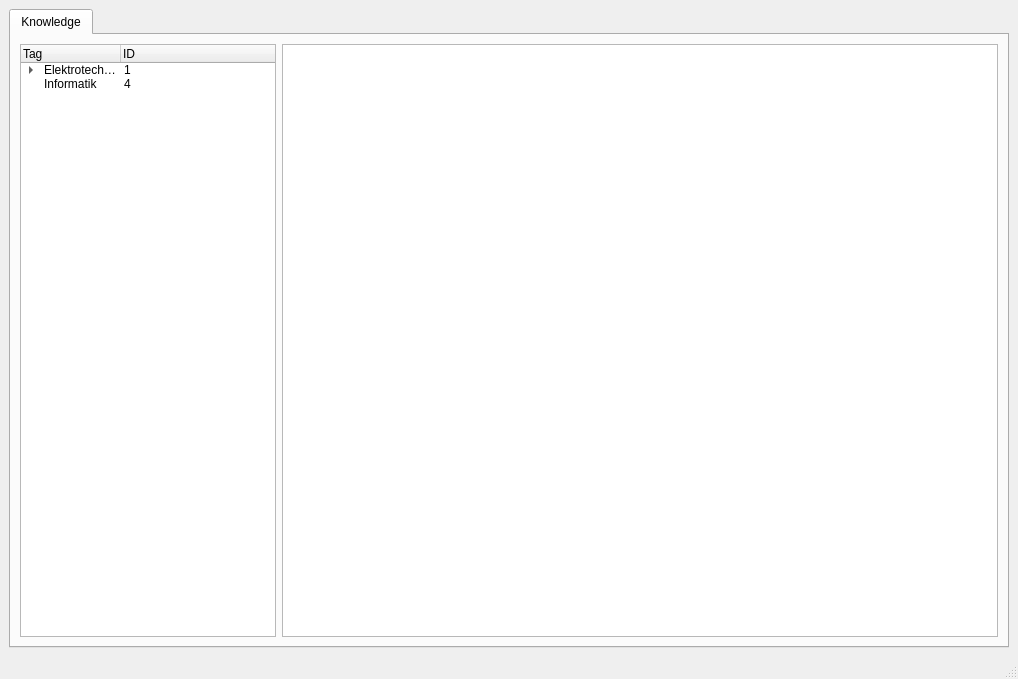
Old version of the form iknow/ui/mainwindow.ui in the repository j-kallwies/IKnow.
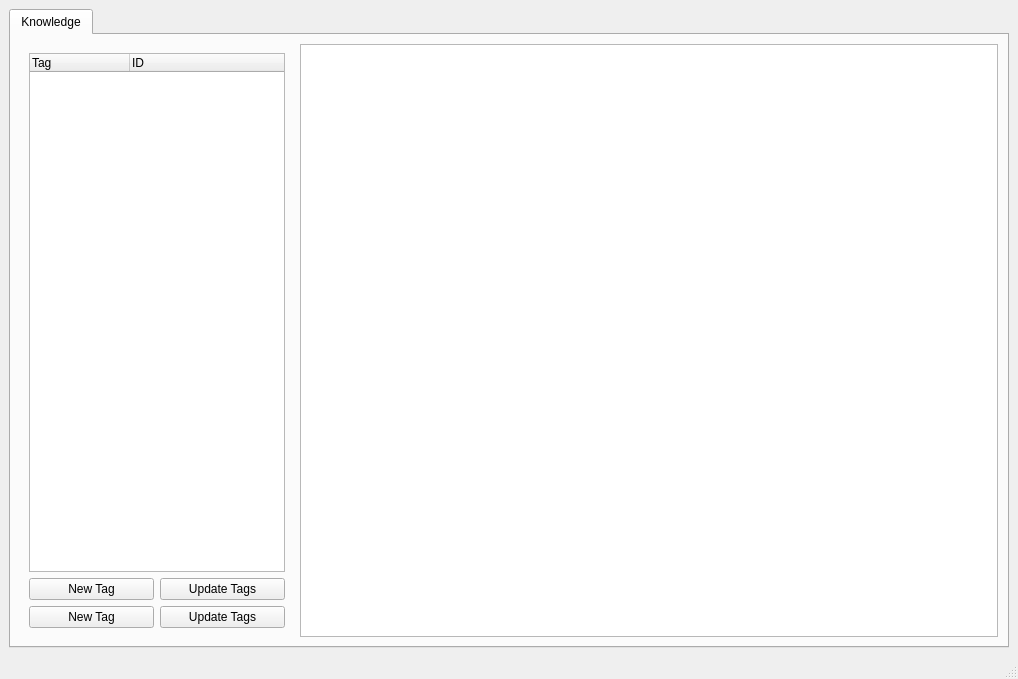
New version of the form.

Commit message: Add dialog to add new tags

```diff
--- a/iknow/ui/mainwindow.ui
+++ b/iknow/ui/mainwindow.ui
@@ -26,6 +26,23 @@
        </attribute>
        <layout class="QHBoxLayout" name="horizontalLayout">
         <item>
+         <widget class="QWidget" name="widget" native="true">
+          <layout class="QGridLayout" name="gridLayout">
+           <item row="2" column="0">
+            <widget class="QPushButton" name="newTagButton">
+             <property name="text">
+              <string>New Tag</string>
+             </property>
+            </widget>
+           </item>
+           <item row="2" column="1">
+            <widget class="QPushButton" name="updateTagsButton">
+             <property name="text">
+              <string>Update Tags</string>
+             </property>
+            </widget>
+           </item>
+           <item row="0" column="0" colspan="2">
          <widget class="QTreeWidget" name="tagTreeWidget">
           <property name="sizePolicy">
            <sizepolicy hsizetype="Fixed" vsizetype="Expanding">
@@ -49,38 +66,23 @@
             </font>
            </property>
           </column>
-          <item>
+            </widget>
+           </item>
+           <item row="1" column="0">
+            <widget class="QPushButton" name="newTagButton">
            <property name="text">
-            <string>Elektrotechnik</string>
-           </property>
-           <property name="text">
-            <string>1</string>
-           </property>
-           <item>
-            <property name="text">
-             <string>Nachrichtentechnik</string>
-            </property>
-            <property name="text">
-             <string>2</string>
-            </property>
-            <item>
-             <property name="text">
-              <string>Nachrichtenübertragung</string>
-             </property>
-             <property name="text">
-              <string>3</string>
-             </property>
-            </item>
-           </item>
-          </item>
-          <item>
+              <string>New Tag</string>
+             </property>
+            </widget>
+           </item>
+           <item row="1" column="1">
+            <widget class="QPushButton" name="updateTagsButton">
            <property name="text">
-            <string>Informatik</string>
-           </property>
-           <property name="text">
-            <string>4</string>
-           </property>
-          </item>
+              <string>Update Tags</string>
+             </property>
+            </widget>
+           </item>
+          </layout>
          </widget>
         </item>
         <item>
```
Lines whose indentation alone changed are shown as unchanged. The commit also changes 7 other files.
